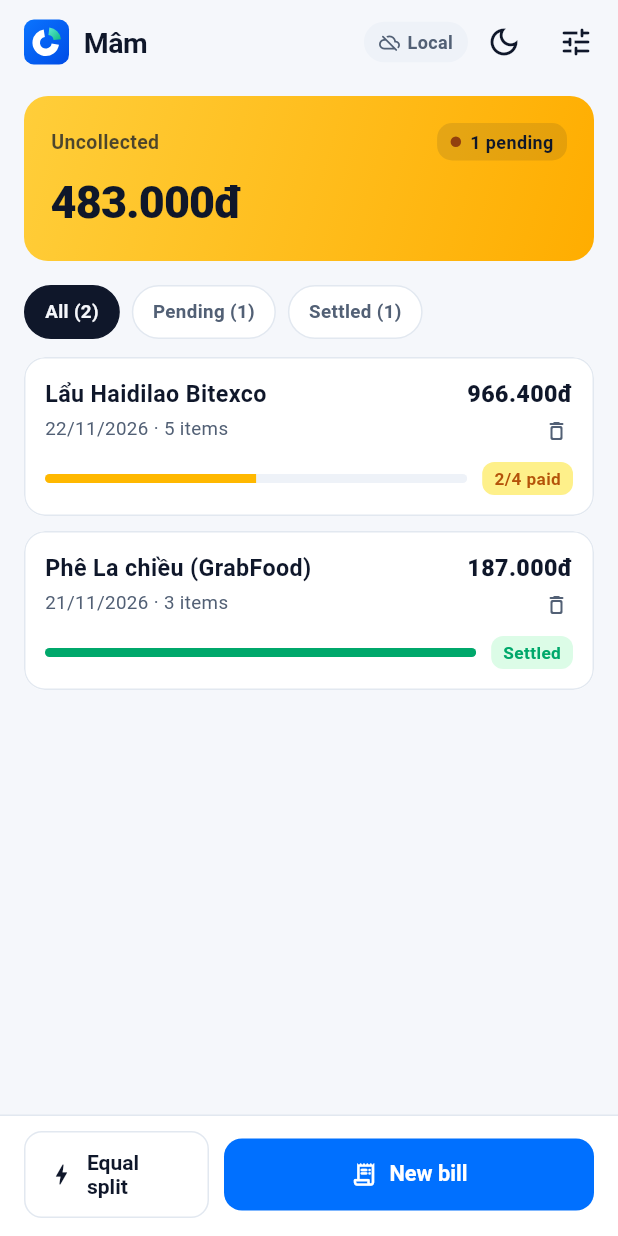
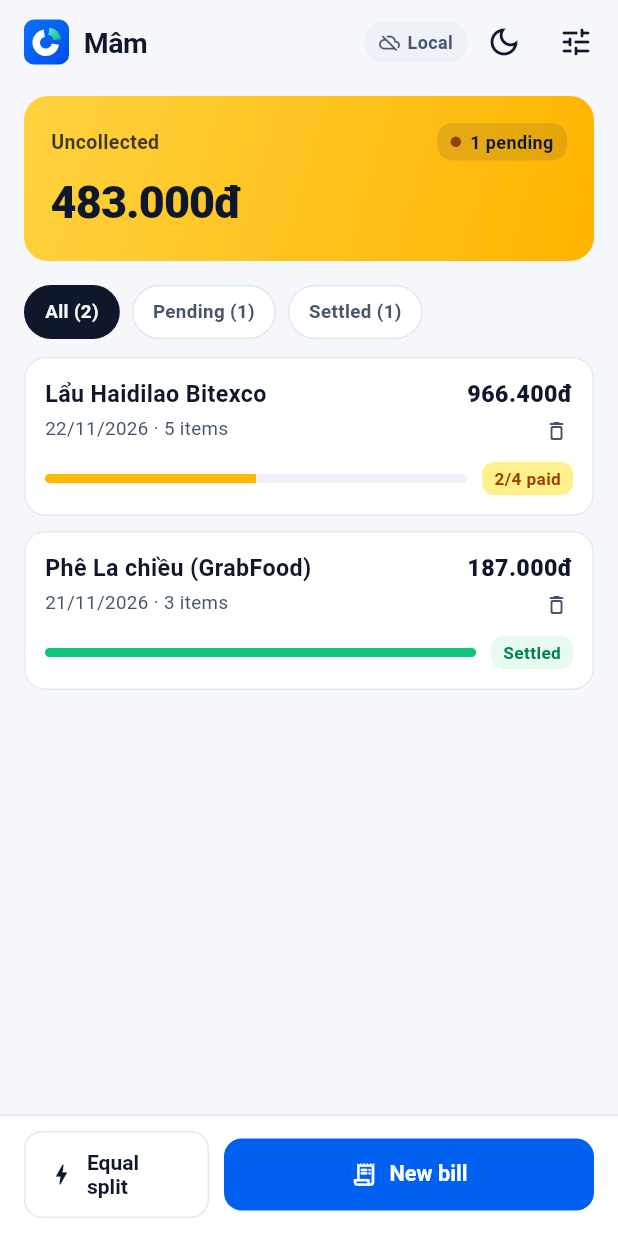
Before and after one commit to minhntothex/mam, a Flutter app: the screen it shows after launch, on a phone screen of 412 x 824 dp. Run offline on Flutter 3.47's test engine with Material 3 defaults, Android fonts, the phone set to English and light mode, and no system bars; our stand-ins replace image_picker, material_ui, qr_flutter, share_plus, shared_preferences, supabase_flutter; accounts and stored records are empty.

Commit message:
fix(a11y): tune fresh Light/Dark palette to 100% WCAG AA+ contrast

```diff
--- a/app/lib/screens/home_screen.dart
+++ b/app/lib/screens/home_screen.dart
@@ -217,7 +217,10 @@ class _HomeScreenState extends State<HomeScreen> {
             child: Text(s.cancel),
           ),
           FilledButton(
-            style: FilledButton.styleFrom(backgroundColor: p.danger),
+            style: FilledButton.styleFrom(
+              backgroundColor: p.danger,
+              foregroundColor: p.onDanger,
+            ),
             onPressed: () => Navigator.pop(ctx, true),
             child: Text(s.delete),
           ),
@@ -317,28 +320,24 @@ class _UncollectedBanner extends StatelessWidget {
     final s = context.s;
     final allDone = pendingCount == 0;
     final isDark = Theme.of(context).brightness == Brightness.dark;
-    final fg = allDone ? Colors.white : p.onHero;
-    final isDarkOnLight = !allDone && fg != Colors.white;
-    final pillBg = isDarkOnLight
-        ? fg.withValues(alpha: 0.11)
-        : Colors.white.withValues(alpha: 0.18);
-    final dotColor = allDone
-        ? const Color(0xFFA7F3D0)
-        : (isDarkOnLight ? const Color(0xFF92400E) : const Color(0xFFFDE68A));
+    final fg = allDone ? p.onHeroSettled : p.onHero;
+    final pillBg = fg.withValues(alpha: 0.11);
+    final dotColor =
+        allDone ? const Color(0xFF045D3A) : const Color(0xFF92400E);
     final heroGradient = allDone
         ? LinearGradient(
             begin: Alignment.topLeft,
             end: Alignment.bottomRight,
             colors: isDark
-                ? [const Color(0xFF10B981), const Color(0xFF047857)]
-                : [const Color(0xFF10C982), const Color(0xFF059669)],
+                ? [const Color(0xFF22D993), const Color(0xFF10B981)]
+                : [const Color(0xFF2CE09B), const Color(0xFF10C47F)],
           )
         : LinearGradient(
             begin: Alignment.topLeft,
             end: Alignment.bottomRight,
             colors: isDark
                 ? [const Color(0xFFFCC62B), const Color(0xFFF59E0B)]
-                : [const Color(0xFFFFCE3A), const Color(0xFFFFAD00)],
+                : [const Color(0xFFFFD23F), const Color(0xFFFFB400)],
           );
 
     return Container(
@@ -358,7 +357,7 @@ class _UncollectedBanner extends StatelessWidget {
                   maxLines: 1,
                   overflow: TextOverflow.ellipsis,
                   style: TextStyle(
-                    color: fg.withValues(alpha: isDarkOnLight ? 0.74 : 0.86),
+                    color: fg.withValues(alpha: allDone ? 0.88 : 0.82),
                     fontSize: 13,
                     fontWeight: FontWeight.w600,
                   ),
@@ -572,7 +571,9 @@ class _BillHistoryCard extends StatelessWidget {
                         minHeight: 6,
                         backgroundColor: p.surfaceSubtle,
                         color: settled
-                            ? p.success
+                            ? (Theme.of(context).brightness == Brightness.dark
+                                ? p.success
+                                : const Color(0xFF10C47F))
                             : (Theme.of(context).brightness == Brightness.dark
                                 ? p.warning
                                 : const Color(0xFFFFB800)),
```
Also changed, not shown: app/lib/theme/mam_theme.dart (+36 -21 lines), 1 other file.
